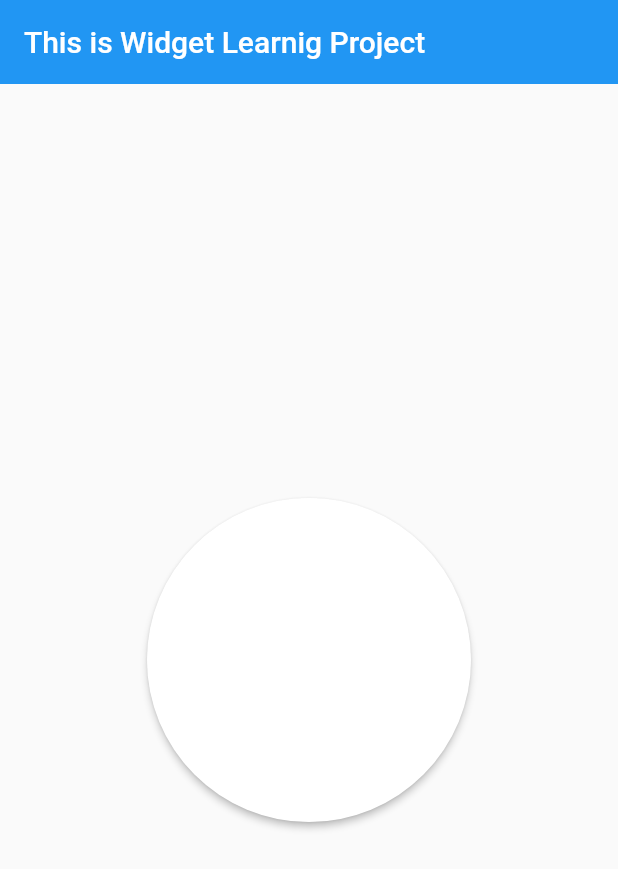
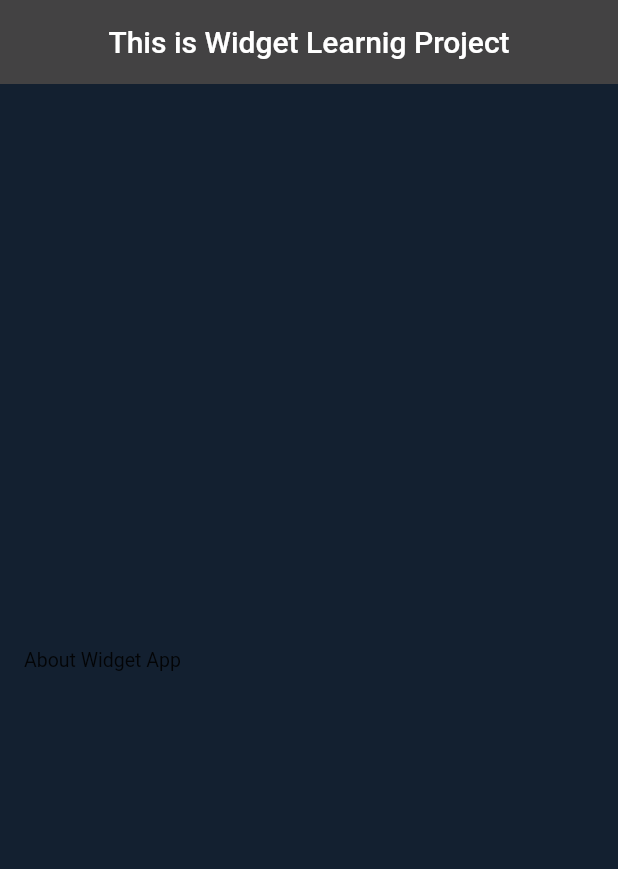
Before and after one commit to Ghauoor/Flutter-Widgets, a Flutter app: the screen it shows after launch, on a phone screen of 412 x 824 dp. Shown: the top 869 px of the screen. Run offline on Flutter 3.47's test engine with Material 2 defaults, Android fonts, the phone set to English and light mode, and no system bars.

Commit message:
AboutlistTile_Widget

```diff
--- a/lib/main.dart
+++ b/lib/main.dart
@@ -1,5 +1,5 @@
 import 'package:flutter/material.dart';
-import 'package:widgets/widgets/about_dialog_widget.dart';
+import 'package:widgets/widgets/aboutListTile_widget.dart';
 
 void main() {
   runApp(const MyApp());
@@ -13,12 +13,14 @@ class MyApp extends StatelessWidget {
     return MaterialApp(
       title: 'Flutter Widgets',
       home: Scaffold(
+        backgroundColor: const Color(0xff132030),
         appBar: AppBar(
+          centerTitle: true,
+          backgroundColor: const Color(0xFF434243),
           elevation: 0.0,
-          // backgroundColor: Colors.amberAccent,
           title: const Text('This is Widget Learnig Project'),
         ),
-        body: const AbotDialog(),
+        body: const AboutlistTile(),
       ),
     );
   }
--- /dev/null
+++ b/lib/widgets/aboutListTile_widget.dart
@@ -0,0 +1,21 @@
+import 'package:flutter/material.dart';
+
+class AboutlistTile extends StatelessWidget {
+  const AboutlistTile({Key? key}) : super(key: key);
+
+  @override
+  Widget build(BuildContext context) {
+    return const Center(
+      child: AboutListTile(
+        dense: true,
+        applicationIcon: FlutterLogo(),
+        applicationLegalese: 'Legalese',
+        applicationName: 'Widget App',
+        applicationVersion: '0.01',
+        aboutBoxChildren: [
+          Text('This is a Dummy Text'),
+        ],
+      ),
+    );
+  }
+}
```
